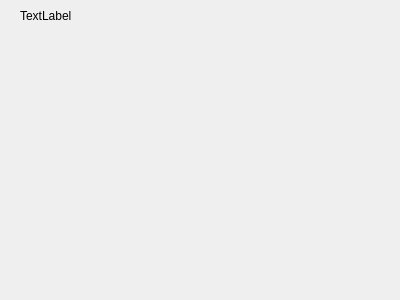
Before: the Qt Designer form chatwidget.ui in SunYvming/serial_ports_communicate, drawn with Qt 5.
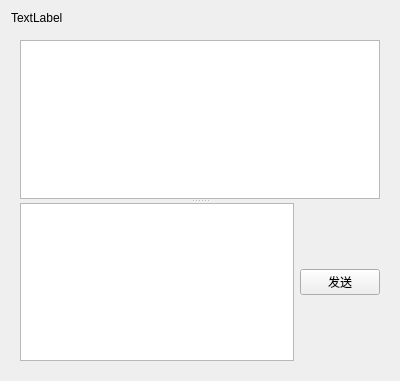
After: the same form once the commit is applied.

Diff of the .ui file:
```diff
--- a/chatwidget.ui
+++ b/chatwidget.ui
@@ -7,25 +7,49 @@
     <x>0</x>
     <y>0</y>
     <width>400</width>
-    <height>300</height>
+    <height>381</height>
    </rect>
   </property>
   <property name="windowTitle">
    <string>Form</string>
   </property>
-  <widget class="QLabel" name="chatTargetNameLabel">
-   <property name="geometry">
-    <rect>
-     <x>20</x>
-     <y>10</y>
-     <width>54</width>
-     <height>12</height>
-    </rect>
-   </property>
-   <property name="text">
-    <string>TextLabel</string>
-   </property>
-  </widget>
+  <layout class="QVBoxLayout" name="verticalLayout_2">
+   <item>
+    <widget class="QLabel" name="chatTargetNameLabel">
+     <property name="text">
+      <string>TextLabel</string>
+     </property>
+    </widget>
+   </item>
+   <item>
+    <widget class="QWidget" name="widget" native="true">
+     <layout class="QVBoxLayout" name="verticalLayout">
+      <item>
+       <widget class="QSplitter" name="splitter">
+        <property name="orientation">
+         <enum>Qt::Vertical</enum>
+        </property>
+        <widget class="QListWidget" name="logListWidget"/>
+        <widget class="QWidget" name="">
+         <layout class="QHBoxLayout" name="horizontalLayout">
+          <item>
+           <widget class="QTextEdit" name="textEdit"/>
+          </item>
+          <item>
+           <widget class="QPushButton" name="sendButton">
+            <property name="text">
+             <string>发送</string>
+            </property>
+           </widget>
+          </item>
+         </layout>
+        </widget>
+       </widget>
+      </item>
+     </layout>
+    </widget>
+   </item>
+  </layout>
  </widget>
  <resources/>
  <connections/>
```
